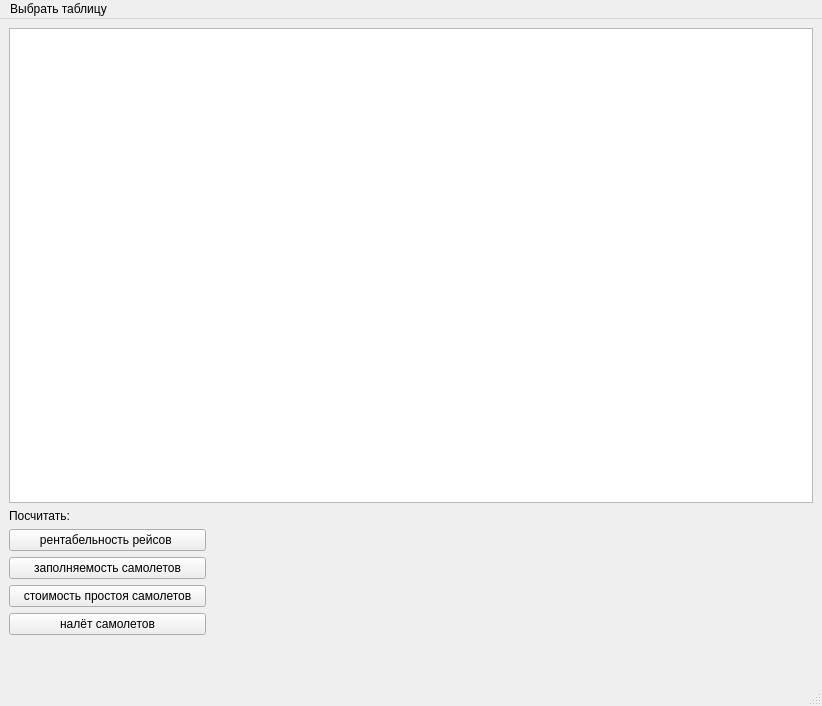
The window that form.ui (AlekseyBatuev/airline_courseword) describes before a commit, drawn with Qt 5.
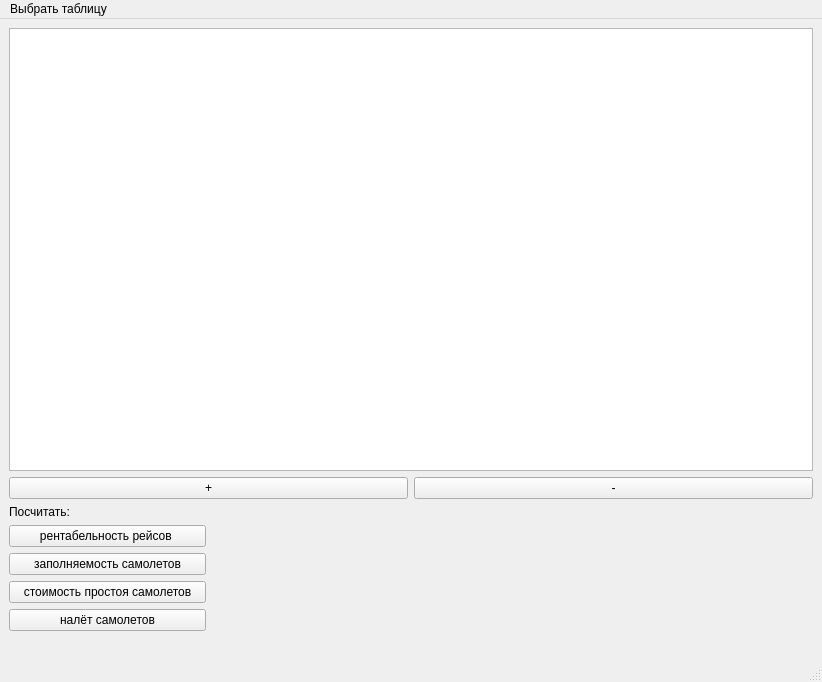
The same window after the commit.

Commit message: dialog не работает, делаю

The edit to the form file:
```diff
--- a/form.ui
+++ b/form.ui
@@ -7,7 +7,7 @@
     <x>0</x>
     <y>0</y>
     <width>822</width>
-    <height>706</height>
+    <height>682</height>
    </rect>
   </property>
   <property name="windowTitle">
@@ -15,21 +15,7 @@
   </property>
   <widget class="QWidget" name="centralwidget">
    <layout class="QGridLayout" name="gridLayout_2">
-    <item row="8" column="1">
-     <widget class="QPushButton" name="rentabButton">
-      <property name="text">
-       <string>рентабельность рейсов </string>
-      </property>
-     </widget>
-    </item>
-    <item row="10" column="1">
-     <widget class="QPushButton" name="prostoiButton">
-      <property name="text">
-       <string>стоимость простоя самолетов</string>
-      </property>
-     </widget>
-    </item>
-    <item row="13" column="3">
+    <item row="12" column="3">
      <spacer name="horizontalSpacer_4">
       <property name="orientation">
        <enum>Qt::Horizontal</enum>
@@ -42,37 +28,7 @@
       </property>
      </spacer>
     </item>
-    <item row="3" column="1" colspan="4">
-     <widget class="QTableView" name="tableView">
-      <property name="minimumSize">
-       <size>
-        <width>800</width>
-        <height>400</height>
-       </size>
-      </property>
-     </widget>
-    </item>
-    <item row="7" column="1">
-     <widget class="QLabel" name="labelCalc">
-      <property name="text">
-       <string>Посчитать:</string>
-      </property>
-     </widget>
-    </item>
-    <item row="13" column="1">
-     <spacer name="horizontalSpacer">
-      <property name="orientation">
-       <enum>Qt::Horizontal</enum>
-      </property>
-      <property name="sizeHint" stdset="0">
-       <size>
-        <width>40</width>
-        <height>20</height>
-       </size>
-      </property>
-     </spacer>
-    </item>
-    <item row="13" column="2">
+    <item row="12" column="2">
      <spacer name="horizontalSpacer_3">
       <property name="orientation">
        <enum>Qt::Horizontal</enum>
@@ -85,6 +41,39 @@
       </property>
      </spacer>
     </item>
+    <item row="12" column="1">
+     <spacer name="horizontalSpacer">
+      <property name="orientation">
+       <enum>Qt::Horizontal</enum>
+      </property>
+      <property name="sizeHint" stdset="0">
+       <size>
+        <width>40</width>
+        <height>20</height>
+       </size>
+      </property>
+     </spacer>
+    </item>
+    <item row="12" column="4">
+     <spacer name="horizontalSpacer_2">
+      <property name="orientation">
+       <enum>Qt::Horizontal</enum>
+      </property>
+      <property name="sizeHint" stdset="0">
+       <size>
+        <width>40</width>
+        <height>20</height>
+       </size>
+      </property>
+     </spacer>
+    </item>
+    <item row="8" column="1">
+     <widget class="QPushButton" name="zapolnButton">
+      <property name="text">
+       <string>заполняемость самолетов</string>
+      </property>
+     </widget>
+    </item>
     <item row="11" column="1">
      <widget class="QPushButton" name="naletButton">
       <property name="text">
@@ -92,38 +81,46 @@
       </property>
      </widget>
     </item>
-    <item row="12" column="1" colspan="4">
-     <widget class="QLabel" name="labelResult">
-      <property name="layoutDirection">
-       <enum>Qt::LeftToRight</enum>
-      </property>
-      <property name="text">
-       <string/>
-      </property>
-      <property name="alignment">
-       <set>Qt::AlignCenter</set>
-      </property>
-     </widget>
-    </item>
     <item row="9" column="1">
-     <widget class="QPushButton" name="zapolnButton">
+     <widget class="QPushButton" name="prostoiButton">
       <property name="text">
-       <string>заполняемость самолетов</string>
+       <string>стоимость простоя самолетов</string>
       </property>
      </widget>
     </item>
-    <item row="13" column="4">
-     <spacer name="horizontalSpacer_2">
-      <property name="orientation">
-       <enum>Qt::Horizontal</enum>
+    <item row="7" column="1">
+     <widget class="QPushButton" name="rentabButton">
+      <property name="text">
+       <string>рентабельность рейсов </string>
       </property>
-      <property name="sizeHint" stdset="0">
-       <size>
-        <width>40</width>
-        <height>20</height>
-       </size>
+     </widget>
+    </item>
+    <item row="5" column="1" rowspan="2">
+     <widget class="QLabel" name="labelCalc">
+      <property name="text">
+       <string>Посчитать:</string>
       </property>
-     </spacer>
+     </widget>
+    </item>
+    <item row="0" column="1" colspan="4">
+     <widget class="QTableView" name="tableView"/>
+    </item>
+    <item row="1" column="3" colspan="2">
+     <widget class="QPushButton" name="delRowButton">
+      <property name="text">
+       <string>-</string>
+      </property>
+      <property name="default">
+       <bool>false</bool>
+      </property>
+     </widget>
+    </item>
+    <item row="1" column="1" colspan="2">
+     <widget class="QPushButton" name="addRowButton">
+      <property name="text">
+       <string>+</string>
+      </property>
+     </widget>
     </item>
    </layout>
   </widget>
@@ -133,7 +130,7 @@
      <x>0</x>
      <y>0</y>
      <width>822</width>
-     <height>25</height>
+     <height>26</height>
     </rect>
    </property>
    <widget class="QMenu" name="selectTableMenu">
@@ -237,6 +234,16 @@
     <string>Сохранить изменения</string>
    </property>
   </action>
+  <action name="action">
+   <property name="text">
+    <string>Сохранить</string>
+   </property>
+  </action>
+  <action name="action_3">
+   <property name="text">
+    <string>Отменить изменения</string>
+   </property>
+  </action>
  </widget>
  <resources/>
  <connections/>
```
The commit also changes 6 other files.
